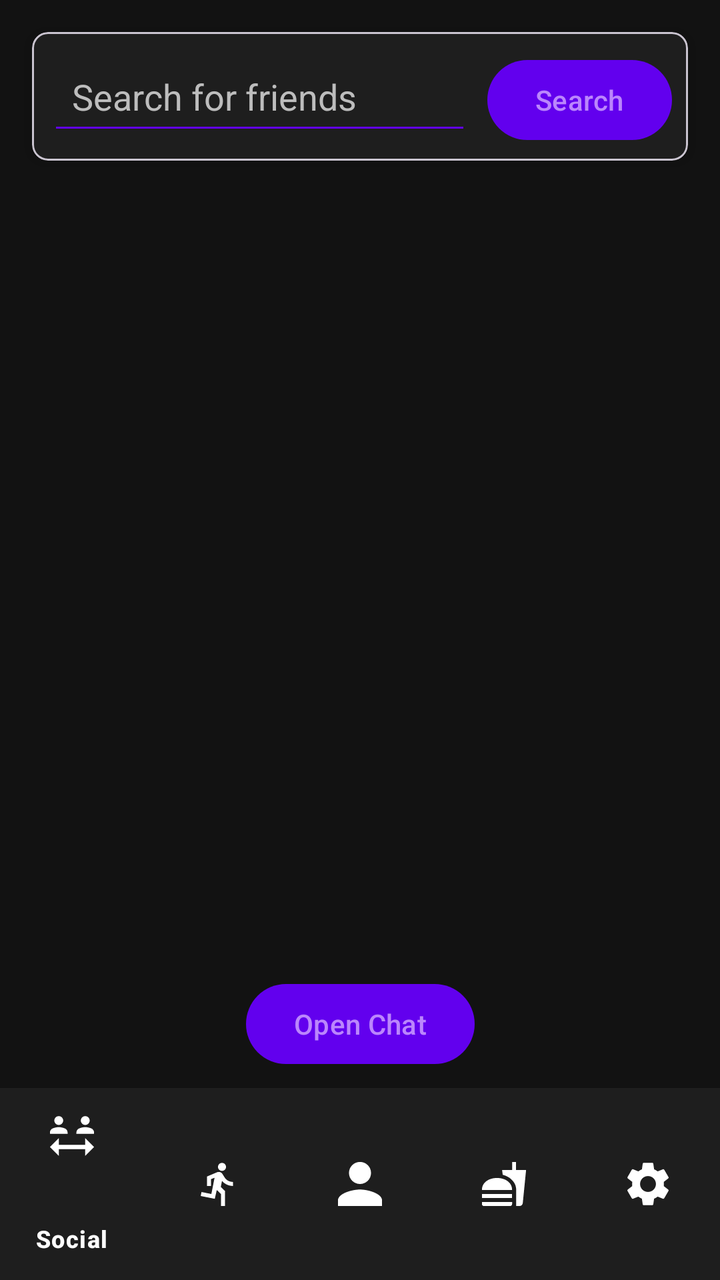
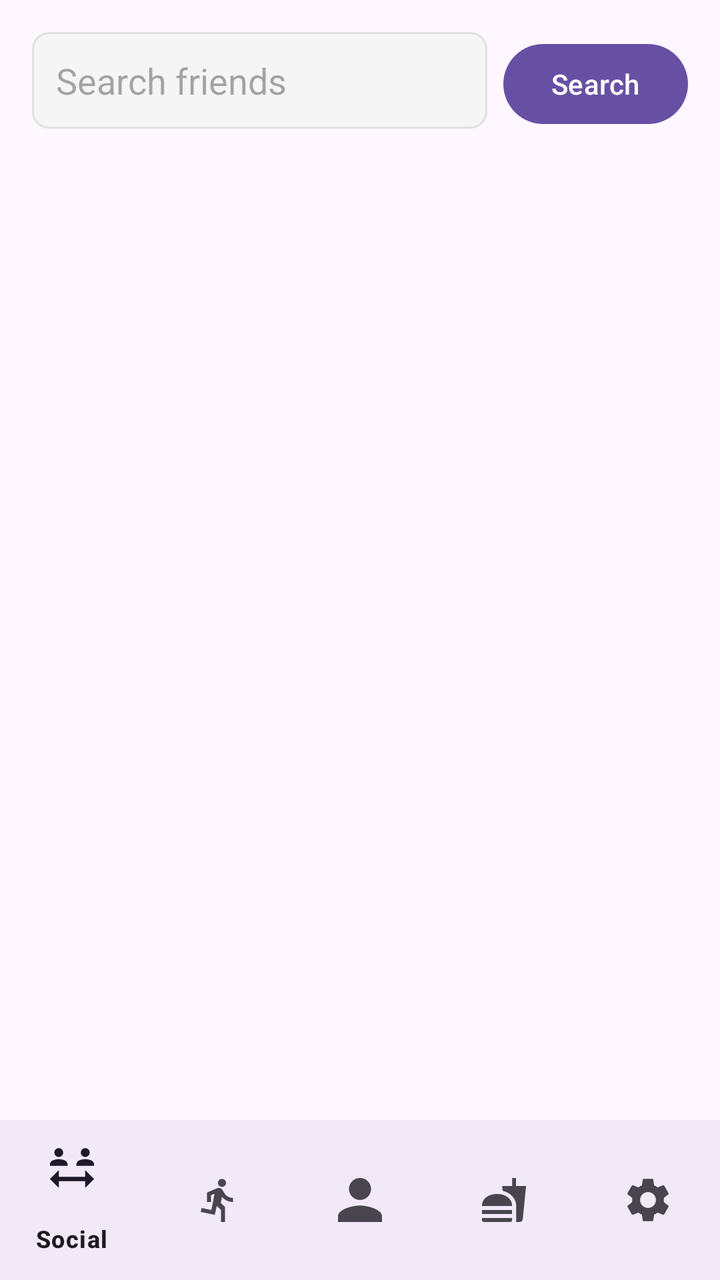

The first picture is an Android layout as it rendered before a commit; the second is the same layout after the commit. The layout source and the unified diff follow.
<!-- AndroidManifest.xml: application theme Theme.AndroidExample -->
<!-- res/layout/activity_social.xml -->
<?xml version="1.0" encoding="utf-8"?>
<androidx.constraintlayout.widget.ConstraintLayout
    xmlns:android="http://schemas.android.com/apk/res/android"
    xmlns:app="http://schemas.android.com/apk/res-auto"
    android:layout_width="match_parent"
    android:layout_height="match_parent"
    android:background="@color/dark_background">

    <com.google.android.material.card.MaterialCardView
        android:id="@+id/search_container"
        android:layout_width="0dp"
        android:layout_height="wrap_content"
        android:layout_margin="16dp"
        app:cardBackgroundColor="@color/dark_surface"
        app:cardCornerRadius="8dp"
        app:cardElevation="4dp"
        app:layout_constraintTop_toTopOf="parent"
        app:layout_constraintStart_toStartOf="parent"
        app:layout_constraintEnd_toEndOf="parent">

        <LinearLayout
            android:layout_width="match_parent"
            android:layout_height="wrap_content"
            android:orientation="horizontal"
            android:padding="8dp">

            <EditText
                android:id="@+id/search_bar"
                android:layout_width="0dp"
                android:layout_height="wrap_content"
                android:layout_weight="1"
                android:hint="Search for friends"
                android:textColorHint="@color/text_hint"
                android:textColor="@color/text_primary"
                android:backgroundTint="@color/accent_color"
                android:padding="12dp"/>

            <com.google.android.material.button.MaterialButton
                android:id="@+id/search_button"
                android:layout_width="wrap_content"
                android:layout_height="wrap_content"
                android:layout_marginStart="8dp"
                android:text="Search"
                android:textColor="@color/text_button"
                app:backgroundTint="@color/accent_color"/>
        </LinearLayout>
    </com.google.android.material.card.MaterialCardView>

    <androidx.recyclerview.widget.RecyclerView
        android:id="@+id/friends_recycler_view"
        android:layout_width="0dp"
        android:layout_height="0dp"
        android:padding="8dp"
        android:clipToPadding="false"
        app:layout_constraintTop_toBottomOf="@id/search_container"
        app:layout_constraintBottom_toTopOf="@id/chat_button"
        app:layout_constraintStart_toStartOf="parent"
        app:layout_constraintEnd_toEndOf="parent"/>

    <TextView
        android:id="@+id/friendslist_text"
        android:layout_width="wrap_content"
        android:layout_height="wrap_content"
        android:textColor="@color/text_primary"
        android:visibility="gone"
        android:padding="16dp"
        app:layout_constraintTop_toBottomOf="@id/search_container"
        app:layout_constraintStart_toStartOf="parent"/>

    <com.google.android.material.button.MaterialButton
        android:id="@+id/chat_button"
        android:layout_width="wrap_content"
        android:layout_height="wrap_content"
        android:text="Open Chat"
        android:textColor="@color/text_button"
        app:backgroundTint="@color/accent_color"
        android:layout_marginBottom="8dp"
        app:layout_constraintBottom_toTopOf="@id/guideline"
        app:layout_constraintEnd_toEndOf="parent"
        app:layout_constraintStart_toStartOf="parent"/>

    <androidx.constraintlayout.widget.Guideline
        android:id="@+id/guideline"
        android:layout_width="wrap_content"
        android:layout_height="wrap_content"
        android:orientation="horizontal"
        app:layout_constraintGuide_percent="0.85" />

    <com.google.android.material.bottomnavigation.BottomNavigationView
        android:id="@+id/bottom_navigation"
        android:layout_width="0dp"
        android:layout_height="0dp"
        android:background="@color/dark_surface"
        app:itemTextColor="@color/text_primary"
        app:itemIconTint="@color/text_primary"
        app:layout_constraintBottom_toBottomOf="parent"
        app:layout_constraintEnd_toEndOf="parent"
        app:layout_constraintStart_toStartOf="parent"
        app:layout_constraintTop_toBottomOf="@id/guideline"
        app:menu="@menu/bottom_nav_menu" />

</androidx.constraintlayout.widget.ConstraintLayout>
<!-- resources referenced by this layout -->
<resources>
  <color name="accent_color">#6200EE</color>
  <color name="dark_background">#121212</color>
  <color name="dark_surface">#1E1E1E</color>
  <color name="text_button">#BB86FC</color>
  <color name="text_hint">#BDBDBD</color>
  <color name="text_primary">#FFFFFF</color>
  <style name="Theme.AndroidExample" parent="Base.Theme.AndroidExample" />
  <style name="Base.Theme.AndroidExample" parent="Theme.Material3.DayNight.NoActionBar">
          
          
      </style>
</resources>

<!-- the commit's change to res/layout/activity_social.xml (unified diff, before → after) -->
@@ -3,100 +3,52 @@
     xmlns:android="http://schemas.android.com/apk/res/android"
     xmlns:app="http://schemas.android.com/apk/res-auto"
     android:layout_width="match_parent"
-    android:layout_height="match_parent"
-    android:background="@color/dark_background">
+    android:layout_height="match_parent">
 
-    <com.google.android.material.card.MaterialCardView
+    <LinearLayout
         android:id="@+id/search_container"
-        android:layout_width="0dp"
+        android:layout_width="match_parent"
         android:layout_height="wrap_content"
-        android:layout_margin="16dp"
-        app:cardBackgroundColor="@color/dark_surface"
-        app:cardCornerRadius="8dp"
-        app:cardElevation="4dp"
-        app:layout_constraintTop_toTopOf="parent"
-        app:layout_constraintStart_toStartOf="parent"
-        app:layout_constraintEnd_toEndOf="parent">
+        android:orientation="horizontal"
+        android:padding="16dp"
+        app:layout_constraintTop_toTopOf="parent">
 
-        <LinearLayout
-            android:layout_width="match_parent"
+        <EditText
+            android:id="@+id/search_bar"
+            android:layout_width="0dp"
             android:layout_height="wrap_content"
-            android:orientation="horizontal"
-            android:padding="8dp">
+            android:layout_weight="1"
+            android:hint="Search friends"
+            android:padding="12dp"
+            android:background="@drawable/search_background"
+            android:layout_marginEnd="8dp"
+            android:maxLines="1"
+            android:inputType="text"
+            android:imeOptions="actionSearch"/>
 
-            <EditText
-                android:id="@+id/search_bar"
-                android:layout_width="0dp"
-                android:layout_height="wrap_content"
-                android:layout_weight="1"
-                android:hint="Search for friends"
-                android:textColorHint="@color/text_hint"
-                android:textColor="@color/text_primary"
-                android:backgroundTint="@color/accent_color"
-                android:padding="12dp"/>
+        <Button
+            android:id="@+id/search_button"
+            android:layout_width="wrap_content"
+            android:layout_height="wrap_content"
+            android:text="Search"/>
 
-            <com.google.android.material.button.MaterialButton
-                android:id="@+id/search_button"
-                android:layout_width="wrap_content"
-                android:layout_height="wrap_content"
-                android:layout_marginStart="8dp"
-                android:text="Search"
-                android:textColor="@color/text_button"
-                app:backgroundTint="@color/accent_color"/>
-        </LinearLayout>
-    </com.google.android.material.card.MaterialCardView>
+    </LinearLayout>
 
     <androidx.recyclerview.widget.RecyclerView
         android:id="@+id/friends_recycler_view"
-        android:layout_width="0dp"
+        android:layout_width="match_parent"
         android:layout_height="0dp"
         android:padding="8dp"
         android:clipToPadding="false"
         app:layout_constraintTop_toBottomOf="@id/search_container"
-        app:layout_constraintBottom_toTopOf="@id/chat_button"
-        app:layout_constraintStart_toStartOf="parent"
-        app:layout_constraintEnd_toEndOf="parent"/>
-
-    <TextView
-        android:id="@+id/friendslist_text"
-        android:layout_width="wrap_content"
-        android:layout_height="wrap_content"
-        android:textColor="@color/text_primary"
-        android:visibility="gone"
-        android:padding="16dp"
-        app:layout_constraintTop_toBottomOf="@id/search_container"
-        app:layout_constraintStart_toStartOf="parent"/>
-
-    <com.google.android.material.button.MaterialButton
-        android:id="@+id/chat_button"
-        android:layout_width="wrap_content"
-        android:layout_height="wrap_content"
-        android:text="Open Chat"
-        android:textColor="@color/text_button"
-        app:backgroundTint="@color/accent_color"
-        android:layout_marginBottom="8dp"
-        app:layout_constraintBottom_toTopOf="@id/guideline"
-        app:layout_constraintEnd_toEndOf="parent"
-        app:layout_constraintStart_toStartOf="parent"/>
-
-    <androidx.constraintlayout.widget.Guideline
-        android:id="@+id/guideline"
-        android:layout_width="wrap_content"
-        android:layout_height="wrap_content"
-        android:orientation="horizontal"
-        app:layout_constraintGuide_percent="0.85" />
+        app:layout_constraintBottom_toTopOf="@id/bottom_navigation"/>
 
     <com.google.android.material.bottomnavigation.BottomNavigationView
         android:id="@+id/bottom_navigation"
-        android:layout_width="0dp"
-        android:layout_height="0dp"
-        android:background="@color/dark_surface"
-        app:itemTextColor="@color/text_primary"
-        app:itemIconTint="@color/text_primary"
+        android:layout_width="match_parent"
+        android:layout_height="wrap_content"
+        android:background="?android:attr/windowBackground"
         app:layout_constraintBottom_toBottomOf="parent"
-        app:layout_constraintEnd_toEndOf="parent"
-        app:layout_constraintStart_toStartOf="parent"
-        app:layout_constraintTop_toBottomOf="@id/guideline"
-        app:menu="@menu/bottom_nav_menu" />
+        app:menu="@menu/bottom_nav_menu"/>
 
 </androidx.constraintlayout.widget.ConstraintLayout>
<!-- resource entries referenced after the edit -->
@@ -1,11 +1,25 @@
 <!-- resources referenced by this layout -->
 <resources>
-  <color name="accent_color">#6200EE</color>
-  <color name="dark_background">#121212</color>
-  <color name="dark_surface">#1E1E1E</color>
-  <color name="text_button">#BB86FC</color>
-  <color name="text_hint">#BDBDBD</color>
-  <color name="text_primary">#FFFFFF</color>
+  <!-- drawable search_background (drawable) -->
+  <?xml version="1.0" encoding="utf-8"?>
+  <ripple xmlns:android="http://schemas.android.com/apk/res/android"
+      android:color="#20000000">
+      <item android:id="@android:id/mask">
+          <shape android:shape="rectangle">
+              <solid android:color="#000000" />
+              <corners android:radius="8dp" />
+          </shape>
+      </item>
+      <item android:id="@android:id/background">
+          <shape android:shape="rectangle">
+              <solid android:color="#F5F5F5" />
+              <corners android:radius="8dp" />
+              <stroke
+                  android:width="1dp"
+                  android:color="#E0E0E0" />
+          </shape>
+      </item>
+  </ripple>
   <style name="Theme.AndroidExample" parent="Base.Theme.AndroidExample" />
   <style name="Base.Theme.AndroidExample" parent="Theme.Material3.DayNight.NoActionBar">
           
